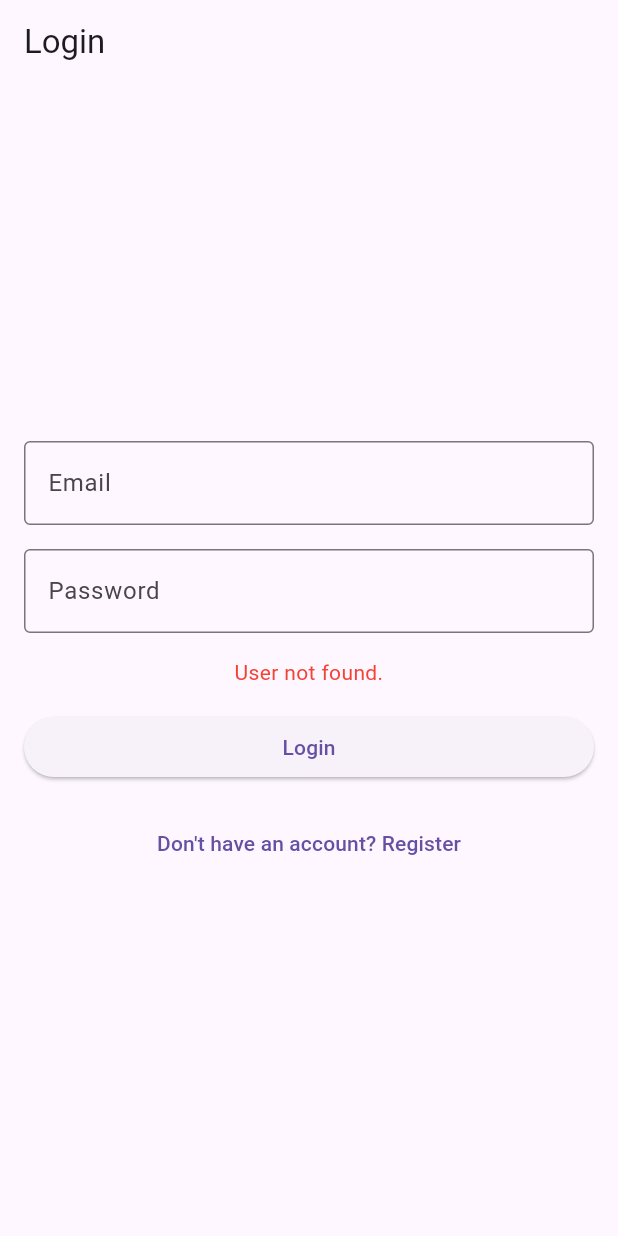
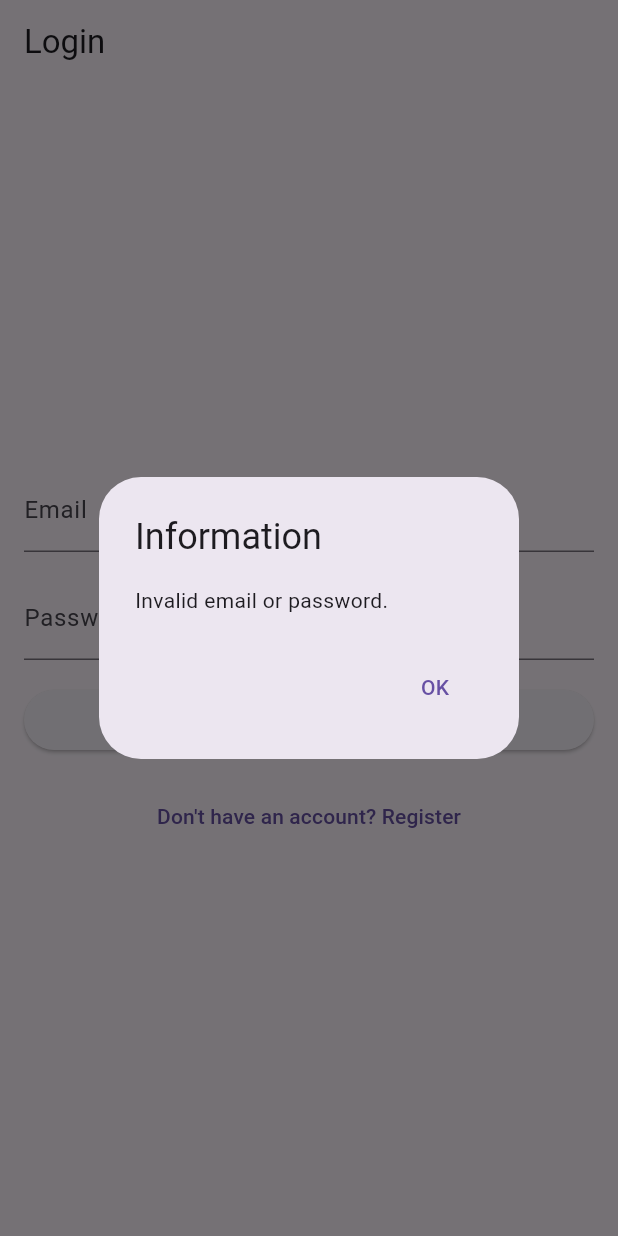
Before and after one commit to AndriyDerk/flutter-lab-2-5, a Flutter app: the screen it shows after launch, after a tap on "Login", on a phone screen of 412 x 824 dp. Run offline on Flutter 3.47's test engine with Material 3 defaults, Android fonts, the phone set to English and light mode, and no system bars; our stand-ins replace connectivity_plus, shared_preferences.

Commit message:
Lab-4: Added auto-login, network status check, and logout functionality

```diff
--- a/lib/repository/local_user_repository.dart
+++ b/lib/repository/local_user_repository.dart
@@ -16,22 +16,29 @@ class LocalUserRepository implements UserRepository {
     final prefs = await SharedPreferences.getInstance();
     final userJson = prefs.getString(email);
 
-    if (userJson == null) {
-      return null; // Якщо даних немає, повертаємо null
-    }
+    if (userJson == null) return null;
 
-    try {
-      final userMap = jsonDecode(userJson);
-      return User.fromMap(Map<String, String>.from(userMap));
-    } catch (e) {
-      // У разі помилки при декодуванні JSON, повертаємо null
-      print('Error decoding user data: $e');
-      return null;
-    }
+    final userMap = jsonDecode(userJson);
+    return User.fromMap(Map<String, String>.from(userMap));
   }
 
   @override
   Future<void> updateUser(User user) async {
-    await registerUser(user); // Просто перезаписуємо дані
+    await registerUser(user);
+  }
+
+  Future<void> saveSession(String email) async {
+    final prefs = await SharedPreferences.getInstance();
+    prefs.setString('current_session', email);
+  }
+
+  Future<String?> getSession() async {
+    final prefs = await SharedPreferences.getInstance();
+    return prefs.getString('current_session');
+  }
+
+  Future<void> clearSession() async {
+    final prefs = await SharedPreferences.getInstance();
+    prefs.remove('current_session');
   }
 }
--- a/lib/screens/login_screen.dart
+++ b/lib/screens/login_screen.dart
@@ -1,7 +1,7 @@
 import 'package:flutter/material.dart';
 import '../repository/local_user_repository.dart';
-import '../widgets/text_input.dart';
-import '../widgets/custom_button.dart';
+import '../services/network_service.dart';
+import '../widgets/dialogs.dart';
 
 class LoginScreen extends StatefulWidget {
   @override
@@ -10,27 +10,49 @@ class LoginScreen extends StatefulWidget {
 
 class _LoginScreenState extends State<LoginScreen> {
   final _repository = LocalUserRepository();
+  final _networkService = NetworkService();
   final _emailController = TextEditingController();
   final _passwordController = TextEditingController();
-  String? _errorMessage;
+
+  @override
+  void initState() {
+    super.initState();
+    _checkAutoLogin();
+  }
+
+  void _checkAutoLogin() async {
+    final sessionEmail = await _repository.getSession();
+    if (sessionEmail != null) {
+      final isConnected = await _networkService.isConnected();
+      if (!isConnected) {
+        showInfoDialog(context, 'You are offline, connect to the internet.');
+      }
+      Navigator.pushNamed(context, '/home');
+    }
+  }
 
   void _login() async {
     final email = _emailController.text;
     final password = _passwordController.text;
 
     final user = await _repository.getUserByEmail(email);
-
-    if (user == null) {
-      setState(() => _errorMessage = 'User not found.');
+    if (user == null || user.password != password) {
+      showInfoDialog(context, 'Invalid email or password.');
       return;
     }
 
-    if (user.password != password) {
-      setState(() => _errorMessage = 'Invalid password.');
+    final isConnected = await _networkService.isConnected();
+    if (!isConnected) {
+      showInfoDialog(context, 'No internet connection.');
       return;
     }
 
-    Navigator.pushNamed(context, '/home');
+    await _repository.saveSession(email);
+
+    // Показуємо повідомлення і після цього перенаправляємо
+    showInfoDialog(context, 'Login successful!', () {
+      Navigator.pushNamed(context, '/home');
+    });
   }
 
   @override
@@ -43,28 +65,27 @@ class _LoginScreenState extends State<LoginScreen> {
           mainAxisAlignment: MainAxisAlignment.center,
           crossAxisAlignment: CrossAxisAlignment.stretch,
           children: [
-            TextInput(label: 'Email', controller: _emailController),
-            SizedBox(height: 16), // Відступ між інпутами
-            TextInput(
-              label: 'Password',
-              isPassword: true,
-              controller: _passwordController,
+            TextField(
+              controller: _emailController,
+              decoration: InputDecoration(labelText: 'Email'),
             ),
             SizedBox(height: 16),
-            if (_errorMessage != null)
-              Text(
-                _errorMessage!,
-                style: TextStyle(color: Colors.red),
-                textAlign: TextAlign.center,
-              ),
+            TextField(
+              controller: _passwordController,
+              decoration: InputDecoration(labelText: 'Password'),
+              obscureText: true,
+            ),
             SizedBox(height: 16),
-            CustomButton(text: 'Login', onPressed: _login),
+            ElevatedButton(
+              onPressed: _login,
+              child: Text('Login'),
+            ),
             SizedBox(height: 16),
             TextButton(
               onPressed: () {
                 Navigator.pushNamed(context, '/register');
               },
-              child: Text("Don't have an account? Register"),
+              child: Text('Don\'t have an account? Register'),
             ),
           ],
         ),
--- /dev/null
+++ b/lib/services/network_service.dart
@@ -0,0 +1,10 @@
+import 'package:connectivity_plus/connectivity_plus.dart';
+
+class NetworkService {
+  final Connectivity _connectivity = Connectivity();
+
+  Future<bool> isConnected() async {
+    final result = await _connectivity.checkConnectivity();
+    return result != ConnectivityResult.none;
+  }
+}
--- /dev/null
+++ b/lib/widgets/dialogs.dart
@@ -0,0 +1,58 @@
+import 'package:flutter/material.dart';
+
+/// Інформаційне діалогове вікно
+void showInfoDialog(BuildContext context, String message,
+    [VoidCallback? onDismiss]) {
+  showDialog(
+    context: context,
+    builder: (context) {
+      return AlertDialog(
+        title: Text('Information'),
+        content: Text(message),
+        actions: [
+          TextButton(
+            onPressed: () {
+              Navigator.of(context).pop();
+              if (onDismiss != null) {
+                onDismiss();
+              }
+            },
+            child: Text('OK'),
+          ),
+        ],
+      );
+    },
+  );
+}
+
+/// Підтверджувальне діалогове вікно
+void showConfirmDialog(
+  BuildContext context,
+  String message,
+  VoidCallback onConfirm,
+) {
+  showDialog(
+    context: context,
+    builder: (context) {
+      return AlertDialog(
+        title: Text('Confirmation'),
+        content: Text(message),
+        actions: [
+          TextButton(
+            onPressed: () {
+              Navigator.of(context).pop();
+            },
+            child: Text('Cancel'),
+          ),
+          TextButton(
+            onPressed: () {
+              Navigator.of(context).pop();
+              onConfirm();
+            },
+            child: Text('Yes'),
+          ),
+        ],
+      );
+    },
+  );
+}
--- a/pubspec.yaml
+++ b/pubspec.yaml
@@ -13,6 +13,7 @@ dependencies:
     sdk: flutter
   shared_preferences: ^2.0.18
   cupertino_icons: ^1.0.8
+  connectivity_plus: ^2.3.0
 
 dev_dependencies:
   flutter_test:
```
Also changed, not shown: lib/screens/home_screen.dart (+93 -8 lines), lib/screens/profile_screen.dart (+93 -8 lines), lib/screens/register_screen.dart (+23 -30 lines), pubspec.lock, 3 other files.
